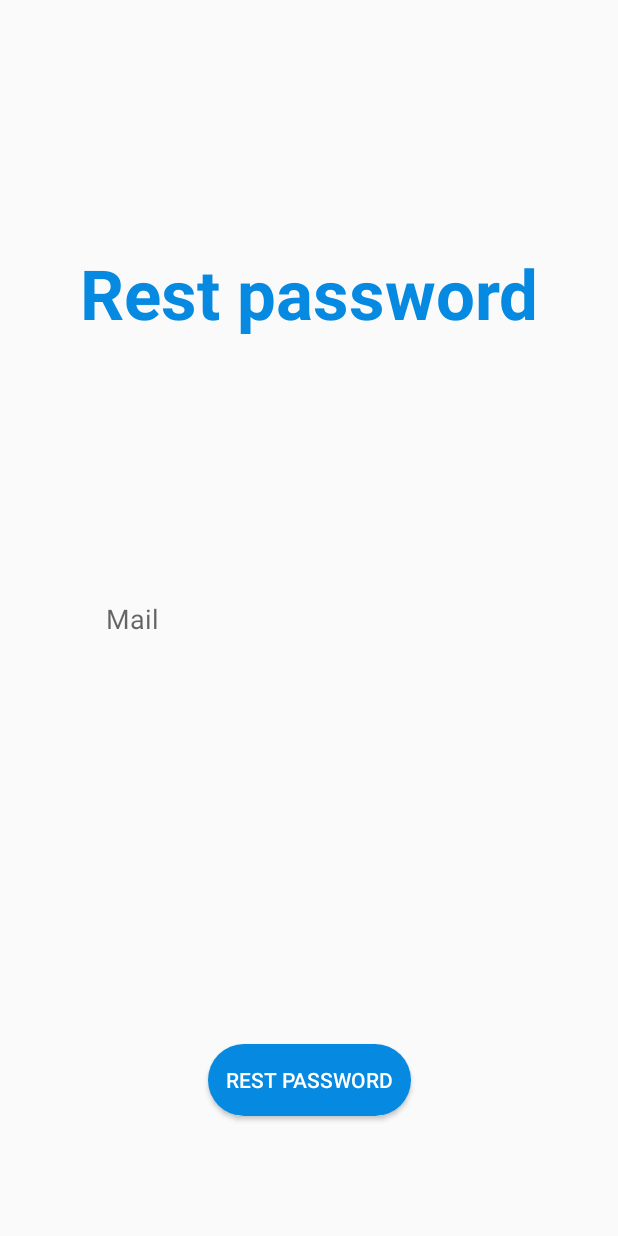
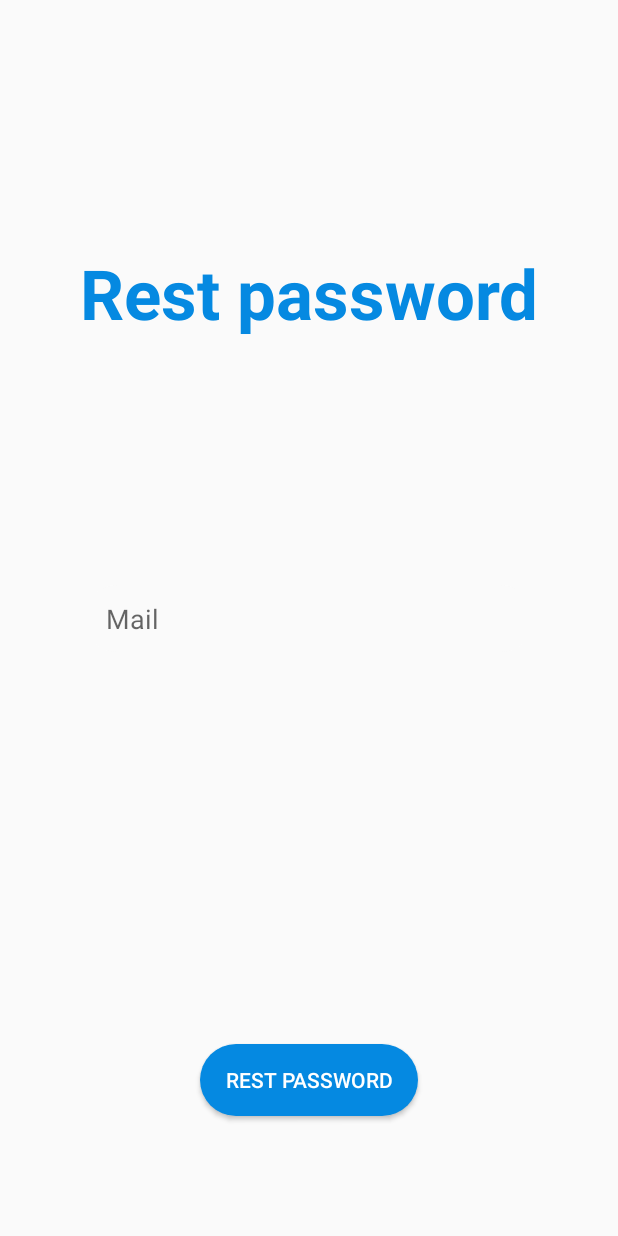
Before and after one commit to LiadKhamd/iPlay, an Android app: the fragment RestPasswordFragment shown on its own in the app's theme, after a tap on "REST PASSWORD", on a phone screen of 412 x 824 dp. Run offline under Robolectric (Android 15) with nearby library versions, the phone set to English and light mode, and no system bars; our stand-ins replace Firebase (no records; nobody signed in at launch, a user with empty details on screens opened directly); 1 statement that could not run was skipped.

Commit message:
Bugs fix

```diff
--- a/app/src/main/java/com/afeka/liadk/iplay/Login/LoginActivity.java
+++ b/app/src/main/java/com/afeka/liadk/iplay/Login/LoginActivity.java
@@ -28,7 +28,9 @@ public class LoginActivity extends AppCompatActivity {
                     .commit();
         } else {//Set login page fragment
             Fragment loginFrag = new LoginFragment();
-            getSupportFragmentManager().beginTransaction().replace(R.id.main_login, loginFrag).commit();
+            getSupportFragmentManager().beginTransaction().
+                    setCustomAnimations(android.R.anim.fade_in, android.R.anim.fade_out, android.R.anim.fade_in, android.R.anim.fade_out)
+                    .replace(R.id.main_login, loginFrag).commit();
         }
     }
 
--- a/app/src/main/java/com/afeka/liadk/iplay/Login/LoginFragment.java
+++ b/app/src/main/java/com/afeka/liadk/iplay/Login/LoginFragment.java
@@ -98,6 +98,7 @@ public class LoginFragment extends Fragment implements View.OnClickListener {
                                     //Return to main activity
                                     Intent intent = new Intent(getActivity(), MainActivity.class);
                                     startActivity(intent);
+                                    getActivity().overridePendingTransition(android.R.anim.fade_in, android.R.anim.fade_out);
                                     getActivity().finish();
                                 }
                             } else {
--- a/app/src/main/java/com/afeka/liadk/iplay/Login/MailVerificationFragment.java
+++ b/app/src/main/java/com/afeka/liadk/iplay/Login/MailVerificationFragment.java
@@ -74,7 +74,6 @@ public class MailVerificationFragment extends Fragment {
                             getActivity().finish();
                         }
                         Thread.sleep(REFRESH);
-                    } catch (InterruptedException e) {
                     } catch (Exception e) {
                     }
                 }
--- a/app/src/main/res/layout/fragment_rest_password.xml
+++ b/app/src/main/res/layout/fragment_rest_password.xml
@@ -25,7 +25,7 @@
 
     <Button
         android:id="@+id/rest_pass_button"
-        android:layout_width="135dp"
+        android:layout_width="145dp"
         android:layout_height="wrap_content"
         android:layout_marginStart="8dp"
         android:layout_marginEnd="8dp"
```
